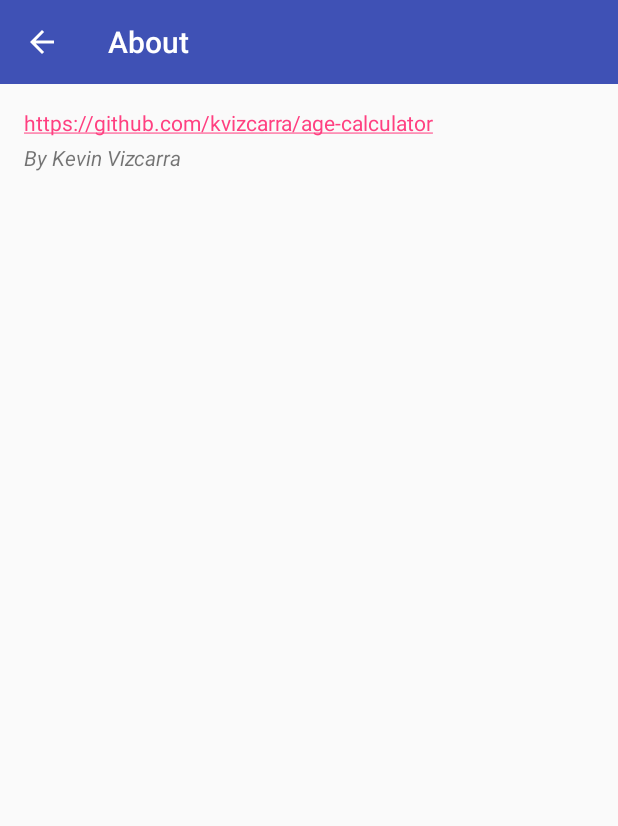
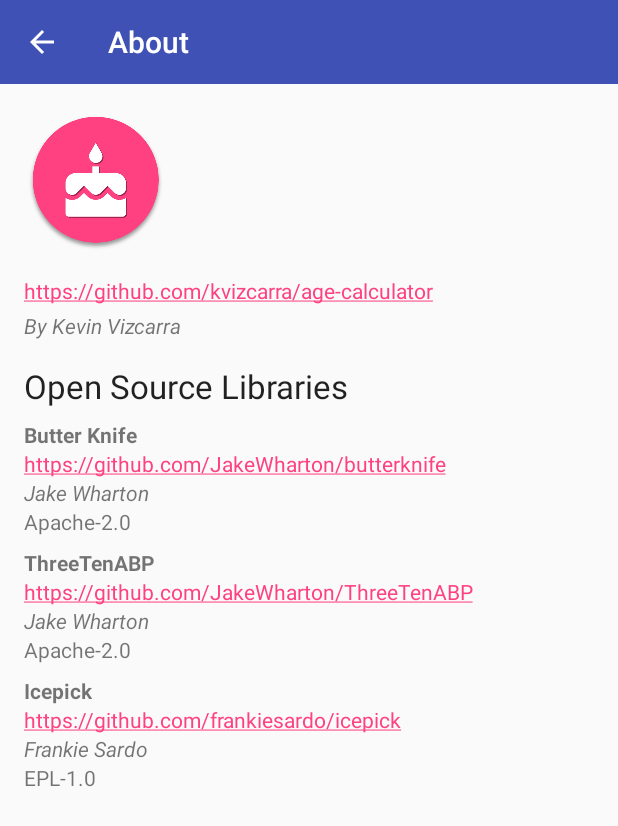
Before and after one commit to kvizcarra/age-calculator, an Android app: the AboutActivity screen opened directly, with no data from a screen before it, on a phone screen of 412 x 824 dp. Shown: the top 826 px of the screen. Run offline under Robolectric (Android 15) with nearby library versions, the phone set to English and light mode, and no system bars; our stand-ins replace ButterKnife.

Commit message:
Add icon and open source licenses to About page

```diff
--- a/app/src/main/java/com/kevin/agecalculator/AboutActivity.java
+++ b/app/src/main/java/com/kevin/agecalculator/AboutActivity.java
@@ -1,7 +1,7 @@
 package com.kevin.agecalculator;
 
+import android.os.Bundle;
 import android.support.v7.app.AppCompatActivity;
-import android.os.Bundle;
 import android.support.v7.widget.Toolbar;
 
 import butterknife.BindView;
--- a/app/src/main/res/layout/activity_about.xml
+++ b/app/src/main/res/layout/activity_about.xml
@@ -17,31 +17,107 @@
         android:background="?attr/colorPrimary"
         android:theme="@style/ThemeOverlay.AppCompat.Dark.ActionBar"/>
 
-    <RelativeLayout
+    <LinearLayout
         android:layout_width="match_parent"
         android:layout_height="match_parent"
         android:layout_below="@id/toolbar"
+        android:orientation="vertical"
         android:paddingBottom="@dimen/activity_vertical_margin"
         android:paddingLeft="@dimen/activity_horizontal_margin"
         android:paddingRight="@dimen/activity_horizontal_margin"
         android:paddingTop="@dimen/activity_vertical_margin">
 
+        <ImageView
+            android:layout_width="wrap_content"
+            android:layout_height="wrap_content"
+            android:src="@mipmap/ic_launcher"/>
+
         <TextView
             android:id="@+id/url"
             android:layout_width="wrap_content"
             android:layout_height="wrap_content"
+            android:layout_marginTop="16dp"
             android:text="@string/url_github"
             android:autoLink="web"/>
 
         <TextView
             android:layout_width="wrap_content"
             android:layout_height="wrap_content"
-            android:text="By Kevin Vizcarra"
-            android:layout_alignParentStart="true"
-            android:layout_below="@id/url"
+            android:text="@string/by_kevin_vizcarra"
             android:layout_marginTop="4dp"
             android:textStyle="normal|italic" />
 
-    </RelativeLayout>
+
+        <TextView
+            android:layout_width="wrap_content"
+            android:layout_height="wrap_content"
+            android:text="Open Source Libraries"
+            android:layout_marginTop="16dp"
+            android:textAppearance="@android:style/TextAppearance.DeviceDefault.Large"/>
+
+        <TextView
+            android:layout_width="wrap_content"
+            android:layout_height="wrap_content"
+            android:layout_marginTop="8dp"
+            android:text="Butter Knife"
+            android:textStyle="normal|bold" />
+        <TextView
+            android:layout_width="wrap_content"
+            android:layout_height="wrap_content"
+            android:text="https://github.com/JakeWharton/butterknife"
+            android:autoLink="web"/>
+        <TextView
+            android:layout_width="wrap_content"
+            android:layout_height="wrap_content"
+            android:text="Jake Wharton"
+            android:textStyle="italic" />
+        <TextView
+            android:layout_width="wrap_content"
+            android:layout_height="wrap_content"
+            android:text="Apache-2.0"/>
+
+        <TextView
+            android:layout_width="wrap_content"
+            android:layout_height="wrap_content"
+            android:layout_marginTop="8dp"
+            android:text="ThreeTenABP"
+            android:textStyle="normal|bold" />
+        <TextView
+            android:layout_width="wrap_content"
+            android:layout_height="wrap_content"
+            android:text="https://github.com/JakeWharton/ThreeTenABP"
+            android:autoLink="web"/>
+        <TextView
+            android:layout_width="wrap_content"
+            android:layout_height="wrap_content"
+            android:text="Jake Wharton"
+            android:textStyle="italic" />
+        <TextView
+            android:layout_width="wrap_content"
+            android:layout_height="wrap_content"
+            android:text="Apache-2.0"/>
+
+        <TextView
+            android:layout_width="wrap_content"
+            android:layout_height="wrap_content"
+            android:layout_marginTop="8dp"
+            android:text="Icepick"
+            android:textStyle="normal|bold" />
+        <TextView
+            android:layout_width="wrap_content"
+            android:layout_height="wrap_content"
+            android:text="https://github.com/frankiesardo/icepick"
+            android:autoLink="web"/>
+        <TextView
+            android:layout_width="wrap_content"
+            android:layout_height="wrap_content"
+            android:text="Frankie Sardo"
+            android:textStyle="italic" />
+        <TextView
+            android:layout_width="wrap_content"
+            android:layout_height="wrap_content"
+            android:text="EPL-1.0"/>
+    </LinearLayout>
+
 
 </RelativeLayout>
--- a/app/src/main/res/values/strings.xml
+++ b/app/src/main/res/values/strings.xml
@@ -7,4 +7,5 @@
     <string name="days">days</string>
     <string name="info">Info</string>
     <string name="url_github">https://github.com/kvizcarra/age-calculator</string>
+    <string name="by_kevin_vizcarra">By Kevin Vizcarra</string>
 </resources>
```
